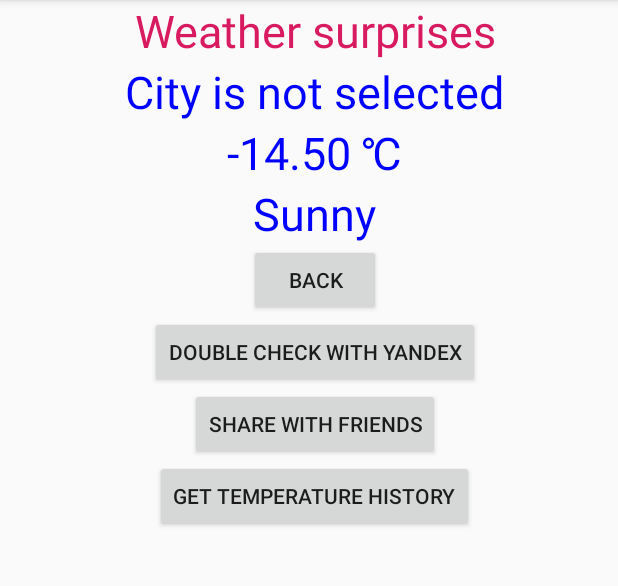
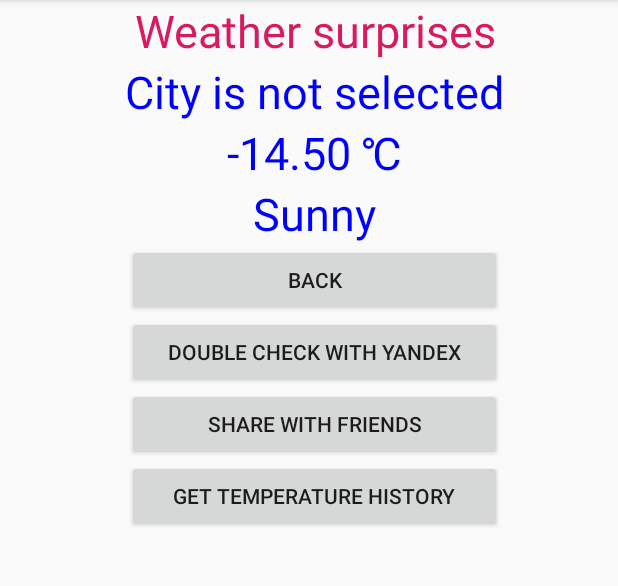
Before and after one commit to siporqueno/android1, an Android app: the OutputFragment screen opened directly, with no data from a screen before it, on a phone screen of 412 x 824 dp, the part 84-670 px from its top. Run offline under Robolectric (Android 15) with nearby library versions, the light colour scheme and no system bars.

Commit message:
Added style for Buttons and applied it to all the Buttons.

```diff
--- a/app/src/main/res/layout/fragment_output.xml
+++ b/app/src/main/res/layout/fragment_output.xml
@@ -62,34 +62,22 @@
 
         <Button
             android:id="@+id/button_back"
-            android:layout_width="wrap_content"
-            android:layout_height="wrap_content"
-            android:layout_marginStart="4dp"
-            android:layout_marginLeft="4dp"
+            style="@style/ButtonStyleNo1"
             android:text="@string/back_button_name" />
 
         <Button
             android:id="@+id/button_double_check"
-            android:layout_width="wrap_content"
-            android:layout_height="wrap_content"
-            android:layout_marginStart="4dp"
-            android:layout_marginLeft="4dp"
+            style="@style/ButtonStyleNo1"
             android:text="@string/double_check_with_yandex" />
 
         <Button
             android:id="@+id/button_share"
-            android:layout_width="wrap_content"
-            android:layout_height="wrap_content"
-            android:layout_marginStart="4dp"
-            android:layout_marginLeft="4dp"
+            style="@style/ButtonStyleNo1"
             android:text="@string/share_with_friends" />
 
         <Button
             android:id="@+id/button_temp_history"
-            android:layout_width="wrap_content"
-            android:layout_height="wrap_content"
-            android:layout_marginStart="4dp"
-            android:layout_marginLeft="4dp"
+            style="@style/ButtonStyleNo1"
             android:text="@string/get_temperature_history" />
 
     </LinearLayout>
--- a/app/src/main/res/layout/fragment_params.xml
+++ b/app/src/main/res/layout/fragment_params.xml
@@ -62,8 +62,7 @@
 
     <Button
         android:id="@+id/button_get_weather"
-        android:layout_width="wrap_content"
-        android:layout_height="wrap_content"
+        style="@style/ButtonStyleNo1"
         android:text="@string/button_get_weather_name" />
 
     <!--
--- a/app/src/main/res/values/styles.xml
+++ b/app/src/main/res/values/styles.xml
@@ -23,5 +23,12 @@
         <item name="android:textColor">@color/colorAccent</item>
     </style>
 
+    <style name="ButtonStyleNo1">
+        <item name="android:layout_height">wrap_content</item>
+        <item name="android:layout_width">250sp</item>
+        <item name="android:layout_marginStart">4dp</item>
+        <item name="android:layout_marginLeft">4dp</item>
+    </style>
+
 
 </resources>
```
